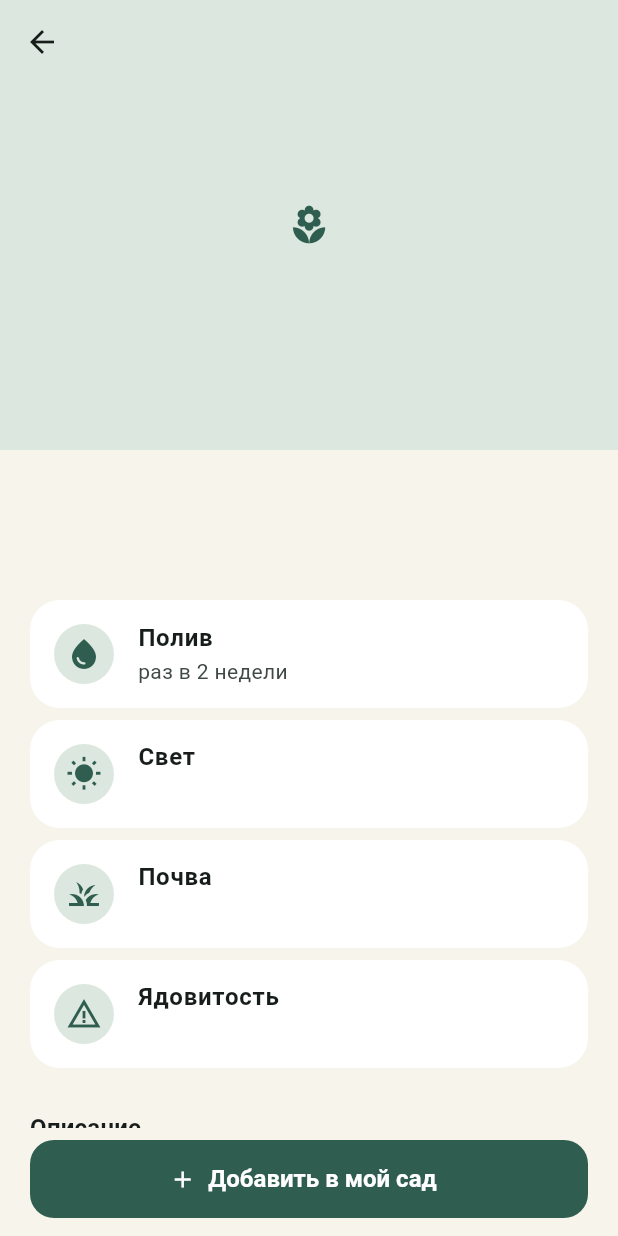
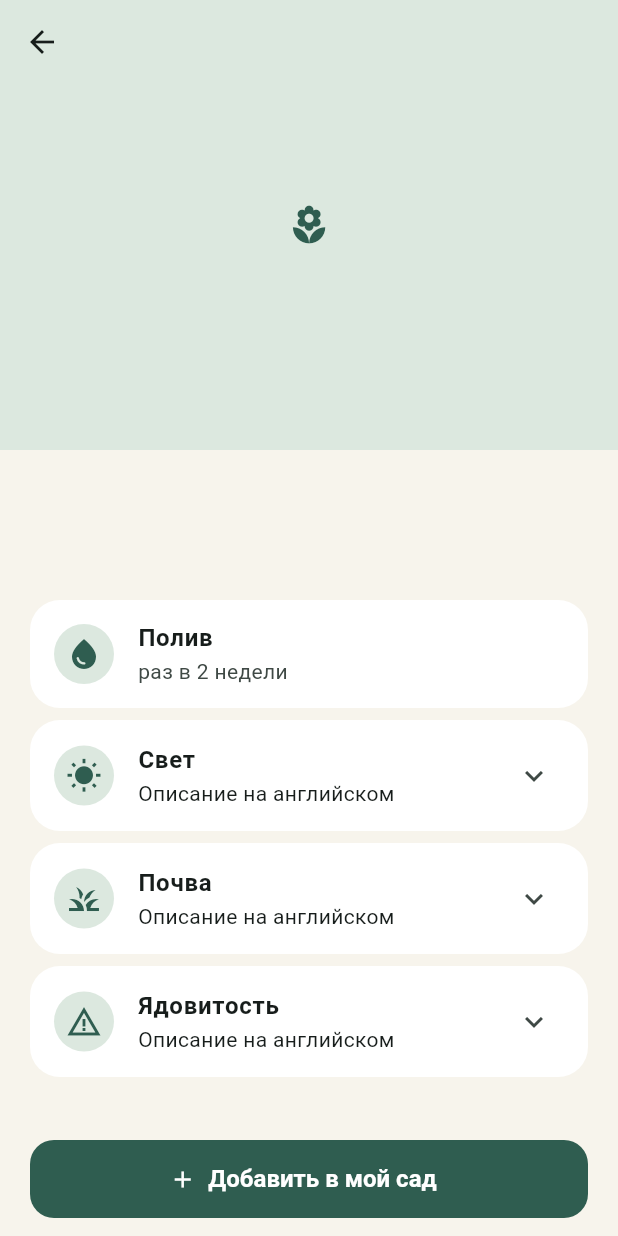
Before and after one commit to valdoural/plants, a Flutter app: the SpeciesScreen screen opened directly with empty values, on a phone screen of 412 x 824 dp. Run offline on Flutter 3.47's test engine with Material 3 defaults, Android fonts, the phone set to English and light mode, and no system bars; our stand-ins replace flutter_local_notifications, flutter_riverpod, flutter_timezone, go_router, image_picker, shared_preferences and 2 more; accounts and stored records are empty.

Commit message:
Ежедневные уведомления об уходе и русские сводки советов
- Сводка задач на день в выбранное время (Android/iOS), перепланируется
  при любом изменении сада; восстанавливается после перезагрузки
- Раздел «Уведомления» в настройках, запрос разрешения при первом растении
- Короткие русские формулировки для света, почвы и ядовитости от Plant.id,
  оригинальный текст — по нажатию
- Тесты сводки и классификации текстов

Co-Authored-By: Claude Opus 5.5 <noreply@anthropic.com>
Claude-Session: https://claude.ai/code/session_019Kuacz7Hfiid2fKUbJq4GQ

```diff
--- /dev/null
+++ b/lib/core/reminder_scheduler.dart
@@ -0,0 +1,49 @@
+import 'package:flutter/widgets.dart';
+import 'package:flutter_riverpod/flutter_riverpod.dart';
+
+import '../data/garden_controller.dart';
+import '../data/models.dart';
+import 'notifications.dart';
+import 'settings.dart';
+
+/// Невидимая обёртка приложения: при любом изменении сада или настроек
+/// перепланирует ежедневные уведомления.
+class ReminderScheduler extends ConsumerStatefulWidget {
+  const ReminderScheduler({super.key, required this.child});
+
+  final Widget child;
+
+  @override
+  ConsumerState<ReminderScheduler> createState() => _ReminderSchedulerState();
+}
+
+class _ReminderSchedulerState extends ConsumerState<ReminderScheduler> {
+  @override
+  void initState() {
+    super.initState();
+    if (!ReminderNotifications.supported) return;
+    ref.listenManual<AsyncValue<GardenData>>(gardenProvider, (_, next) => _sync(), fireImmediately: true);
+    ref.listenManual<AppSettings>(settingsProvider, (prev, next) {
+      if (prev?.notificationsEnabled != next.notificationsEnabled ||
+          prev?.reminderHour != next.reminderHour ||
+          prev?.reminderMinute != next.reminderMinute) {
+        _sync();
+      }
+    });
+  }
+
+  Future<void> _sync() async {
+    final data = ref.read(gardenProvider).value;
+    if (data == null) return;
+    final s = ref.read(settingsProvider);
+    try {
+      await ReminderNotifications.instance
+          .reschedule(data, enabled: s.notificationsEnabled, hour: s.reminderHour, minute: s.reminderMinute);
+    } catch (e) {
+      debugPrint('Не удалось запланировать уведомления: $e');
+    }
+  }
+
+  @override
+  Widget build(BuildContext context) => widget.child;
+}
--- a/lib/core/settings.dart
+++ b/lib/core/settings.dart
@@ -57,6 +57,9 @@ class AppSettings {
     this.supabaseUrl = '',
     this.supabaseAnonKey = '',
     this.onboardingDone = false,
+    this.notificationsEnabled = true,
+    this.reminderHour = 9,
+    this.reminderMinute = 0,
   });
 
   final RecognitionProviderId provider;
@@ -71,6 +74,11 @@ class AppSettings {
   final String supabaseUrl;
   final String supabaseAnonKey;
   final bool onboardingDone;
+
+  /// Ежедневная сводка задач ухода (Android/iOS).
+  final bool notificationsEnabled;
+  final int reminderHour;
+  final int reminderMinute;
 
   bool get supabaseConfigured => supabaseUrl.isNotEmpty && supabaseAnonKey.isNotEmpty;
 
@@ -92,6 +100,9 @@ class AppSettings {
     String? supabaseUrl,
     String? supabaseAnonKey,
     bool? onboardingDone,
+    bool? notificationsEnabled,
+    int? reminderHour,
+    int? reminderMinute,
   }) =>
       AppSettings(
         provider: provider ?? this.provider,
@@ -102,6 +113,9 @@ class AppSettings {
         supabaseUrl: supabaseUrl ?? this.supabaseUrl,
         supabaseAnonKey: supabaseAnonKey ?? this.supabaseAnonKey,
         onboardingDone: onboardingDone ?? this.onboardingDone,
+        notificationsEnabled: notificationsEnabled ?? this.notificationsEnabled,
+        reminderHour: reminderHour ?? this.reminderHour,
+        reminderMinute: reminderMinute ?? this.reminderMinute,
       );
 
   static AppSettings load(SharedPreferences p) => AppSettings(
@@ -113,6 +127,9 @@ class AppSettings {
         supabaseUrl: p.getString('supabaseUrl') ?? const String.fromEnvironment('SUPABASE_URL'),
         supabaseAnonKey: p.getString('supabaseAnonKey') ?? const String.fromEnvironment('SUPABASE_ANON_KEY'),
         onboardingDone: p.getBool('onboardingDone') ?? false,
+        notificationsEnabled: p.getBool('notificationsEnabled') ?? true,
+        reminderHour: p.getInt('reminderHour') ?? 9,
+        reminderMinute: p.getInt('reminderMinute') ?? 0,
       );
 
   Future<void> save(SharedPreferences p) async {
@@ -124,6 +141,9 @@ class AppSettings {
     await p.setString('supabaseUrl', supabaseUrl);
     await p.setString('supabaseAnonKey', supabaseAnonKey);
     await p.setBool('onboardingDone', onboardingDone);
+    await p.setBool('notificationsEnabled', notificationsEnabled);
+    await p.setInt('reminderHour', reminderHour);
+    await p.setInt('reminderMinute', reminderMinute);
   }
 }
 
--- /dev/null
+++ b/lib/data/care_text_ru.dart
@@ -0,0 +1,67 @@
+/// Короткие русские формулировки для полей ухода, которые Plant.id отдаёт только на английском.
+/// Это не перевод, а классификация по ключевым словам; исходный текст остаётся доступен как «подробнее».
+library;
+
+final _cyrillic = RegExp('[а-яё]', caseSensitive: false);
+
+bool isRussian(String text) => _cyrillic.hasMatch(text);
+
+/// Свет: «Яркий рассеянный свет», «Полутень» и т.п.
+String? lightSummaryRu(String? text) {
+  if (text == null) return null;
+  if (isRussian(text)) return text;
+  final t = text.toLowerCase();
+  final parts = <String>[
+    if (t.contains('full sun') || t.contains('direct sun')) 'прямое солнце',
+    if (t.contains('indirect') || t.contains('bright light') || t.contains('filtered')) 'яркий рассеянный свет',
+    if (t.contains('partial') || t.contains('part shade') || t.contains('semi-shade')) 'полутень',
+    if (t.contains('low light') || t.contains('full shade') || t.contains('deep shade')) 'выносит слабый свет',
+  ];
+  if (t.contains('scorch') || t.contains('burn')) parts.add('беречь от полуденного солнца');
+  return parts.isEmpty ? null : _cap(parts.toSet().join(', '));
+}
+
+/// Почва: «Рыхлая, хорошо дренированная, богатая органикой».
+String? soilSummaryRu(String? text) {
+  if (text == null) return null;
+  if (isRussian(text)) return text;
+  final t = text.toLowerCase();
+  final parts = <String>[
+    if (t.contains('well-drain') || t.contains('well drain') || t.contains('drainage')) 'хорошо дренированная',
+    if (t.contains('loose') || t.contains('aerated') || t.contains('airy')) 'рыхлая',
+    if (t.contains('organic') || t.contains('rich') || t.contains('humus') || t.contains('fertile')) 'богатая органикой',
+    if (t.contains('sand')) 'с песком',
+    if (t.contains('loam')) 'суглинок',
+    if (t.contains('peat')) 'с торфом',
+    if (t.contains('perlite')) 'с перлитом',
+    if (t.contains('bark') || t.contains('orchid')) 'с корой',
+    if (t.contains('cactus') || t.contains('succulent')) 'для суккулентов',
+    if (t.contains('acid')) 'кислая',
+    if (t.contains('alkaline')) 'щелочная',
+    if (t.contains('neutral')) 'нейтральная',
+    if (t.contains('moist') && !t.contains('not moist')) 'умеренно влажная',
+  ];
+  return parts.isEmpty ? null : _cap(parts.toSet().join(', '));
+}
+
+/// Ядовитость: «Ядовито для кошек, собак» / «Не ядовито».
+String? toxicitySummaryRu(String? text) {
+  if (text == null) return null;
+  if (isRussian(text)) return text;
+  final t = text.toLowerCase();
+  if (t.contains('non-toxic') || t.contains('not toxic') || t.contains('nontoxic') || t.contains('safe for')) {
+    return 'Не ядовито';
+  }
+  if (!t.contains('toxic') && !t.contains('poison') && !t.contains('irritat')) return null;
+  final whom = <String>[
+    if (t.contains('cat')) 'кошек',
+    if (t.contains('dog')) 'собак',
+    if (t.contains('pet') && !t.contains('cat') && !t.contains('dog')) 'домашних животных',
+    if (t.contains('human') || t.contains('people') || t.contains('child')) 'людей',
+    if (t.contains('horse')) 'лошадей',
+  ];
+  final base = t.contains('mild') || t.contains('irritat') && !t.contains('toxic') ? 'Слабо ядовито' : 'Ядовито';
+  return whom.isEmpty ? base : '$base для ${whom.join(', ')}';
+}
+
+String _cap(String s) => s.isEmpty ? s : s[0].toUpperCase() + s.substring(1);
--- a/lib/features/identify/species_screen.dart
+++ b/lib/features/identify/species_screen.dart
@@ -5,6 +5,7 @@ import 'package:flutter_riverpod/flutter_riverpod.dart';
 import 'package:go_router/go_router.dart';
 
 import '../../core/widgets.dart';
+import '../../data/care_text_ru.dart';
 import '../../data/models.dart';
 import '../garden/add_plant_sheet.dart';
 
@@ -121,36 +122,57 @@ class SpeciesCareFacts extends StatelessWidget {
   @override
   Widget build(BuildContext context) {
     final c = candidate;
-    final facts = <(IconData, String, String)>[
-      (Icons.water_drop, 'Полив', c.wateringLevel == null ? 'нет данных' : everyLabel(c.suggestedWateringDays)),
-      if (c.light != null) (Icons.wb_sunny, 'Свет', c.light!),
-      if (c.soil != null) (Icons.grass, 'Почва', c.soil!),
-      if (c.toxicity != null) (Icons.warning_amber, 'Ядовитость', c.toxicity!),
+    // (иконка, заголовок, кратко по-русски, полный текст сервиса если он на другом языке)
+    final facts = <(IconData, String, String, String?)>[
+      (Icons.water_drop, 'Полив', c.wateringLevel == null ? 'нет данных' : everyLabel(c.suggestedWateringDays), null),
+      if (c.light != null) _fact(Icons.wb_sunny, 'Свет', c.light!, lightSummaryRu(c.light)),
+      if (c.soil != null) _fact(Icons.grass, 'Почва', c.soil!, soilSummaryRu(c.soil)),
+      if (c.toxicity != null) _fact(Icons.warning_amber, 'Ядовитость', c.toxicity!, toxicitySummaryRu(c.toxicity)),
     ];
     if (c.wateringLevel == null && facts.length == 1) {
-      return Card(
+      return const Card(
         child: ListTile(
-          leading: const Icon(Icons.info_outline),
-          title: const Text('Советы по уходу недоступны'),
-          subtitle: const Text('Этот сервис возвращает только вид. Для советов по уходу используйте Plant.id.'),
+          leading: Icon(Icons.info_outline),
+          title: Text('Советы по уходу недоступны'),
+          subtitle: Text('Этот сервис возвращает только вид. Для советов по уходу используйте Plant.id.'),
         ),
       );
     }
     return Column(
       children: [
-        for (final (icon, title, value) in facts)
+        for (final (icon, title, value, details) in facts)
           Padding(
             padding: const EdgeInsets.only(bottom: 8),
             child: Card(
-              child: ListTile(
-                leading: CircleAvatar(child: Icon(icon)),
-                title: Text(title, style: const TextStyle(fontWeight: FontWeight.w600)),
-                subtitle: Text(value),
-              ),
+              child: details == null
+                  ? ListTile(
+                      leading: CircleAvatar(child: Icon(icon)),
+                      title: Text(title, style: const TextStyle(fontWeight: FontWeight.w600)),
+                      subtitle: Text(value),
+                    )
+                  : ExpansionTile(
+                      shape: const Border(),
+                      leading: CircleAvatar(child: Icon(icon)),
+                      title: Text(title, style: const TextStyle(fontWeight: FontWeight.w600)),
+                      subtitle: Text(value),
+                      childrenPadding: const EdgeInsets.fromLTRB(16, 0, 16, 16),
+                      expandedCrossAxisAlignment: CrossAxisAlignment.start,
+                      children: [
+                        Text('Подробнее (англ.)', style: Theme.of(context).textTheme.labelMedium),
+                        const SizedBox(height: 4),
+                        Text(details, style: Theme.of(context).textTheme.bodySmall),
+                      ],
+                    ),
             ),
           ),
       ],
     );
+  }
+
+  /// Если сервис ответил не по-русски — показываем краткую сводку, а оригинал прячем в «подробнее».
+  static (IconData, String, String, String?) _fact(IconData icon, String title, String raw, String? summary) {
+    if (isRussian(raw)) return (icon, title, raw, null);
+    return (icon, title, summary ?? 'Описание на английском', raw);
   }
 }
 
--- a/lib/main.dart
+++ b/lib/main.dart
@@ -5,6 +5,7 @@ import 'package:intl/date_symbol_data_local.dart';
 import 'package:shared_preferences/shared_preferences.dart';
 import 'package:supabase_flutter/supabase_flutter.dart';
 
+import 'core/reminder_scheduler.dart';
 import 'core/router.dart';
 import 'core/settings.dart';
 import 'core/theme.dart';
@@ -81,6 +82,7 @@ class _LeafyAppState extends State<LeafyApp> {
       supportedLocales: const [Locale('ru'), Locale('en')],
       localizationsDelegates: GlobalMaterialLocalizations.delegates,
       routerConfig: _router,
+      builder: (_, child) => ReminderScheduler(child: child!),
     );
   }
 }
--- a/pubspec.yaml
+++ b/pubspec.yaml
@@ -45,6 +45,9 @@ dependencies:
   uuid: ^4.6.0
   intl: ^0.20.3
   url_launcher: ^6.3.3
+  flutter_local_notifications: ^22.3.3
+  timezone: ^0.11.2
+  flutter_timezone: ^5.1.1
 
 dev_dependencies:
   flutter_test:
```
Also changed, not shown: lib/core/notifications.dart (added, +122 -0 lines), lib/features/garden/add_plant_sheet.dart (+7 -0 lines), lib/features/settings/settings_screen.dart (+57 -0 lines), pubspec.lock, 5 other files.
